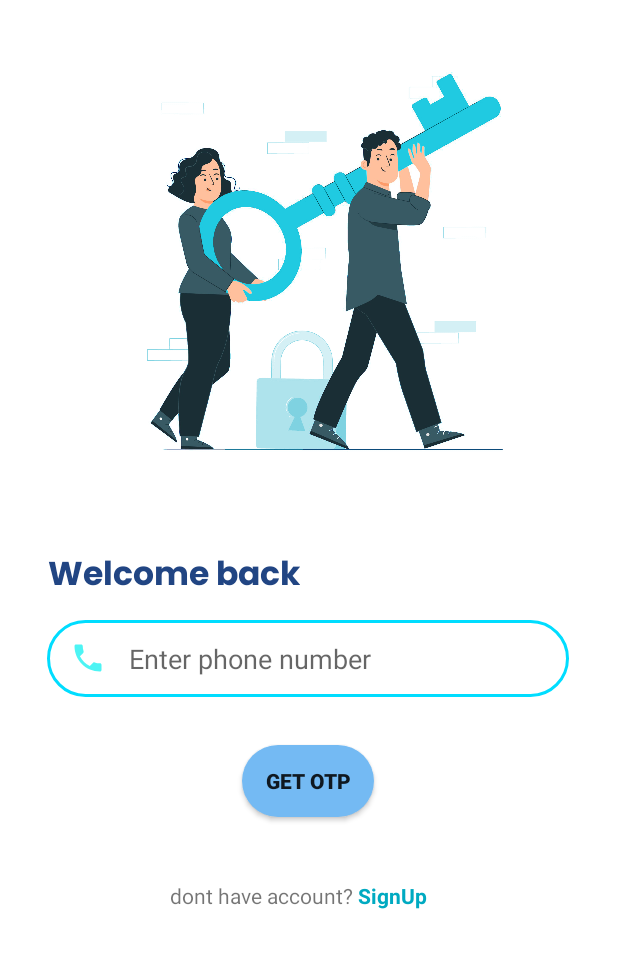
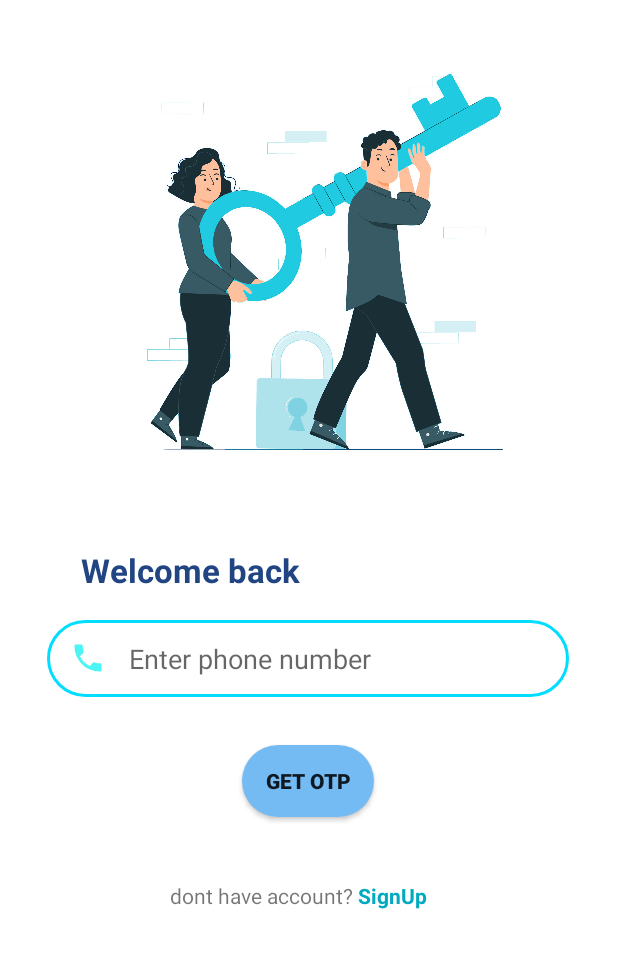
Before and after one commit to krakendev01/HeavensGate, an Android app: the screen it shows after launch (SignIn), on a phone screen of 412 x 824 dp, the part 180-1148 px from its top. Run offline under Robolectric (Android 15) with nearby library versions, the phone set to English and light mode, and no system bars; our stand-ins replace Firebase (no records; nobody signed in at launch, a user with empty details on screens opened directly).

Commit message:
no more poppins

```diff
--- a/app/src/main/res/layout/activity_signin.xml
+++ b/app/src/main/res/layout/activity_signin.xml
@@ -106,7 +106,6 @@
         android:layout_height="wrap_content"
         android:layout_marginTop="28dp"
         android:layout_marginEnd="212dp"
-        android:fontFamily="@font/poppins_bold"
         android:text="Welcome back"
         android:textAlignment="center"
         android:textAllCaps="false"
```
